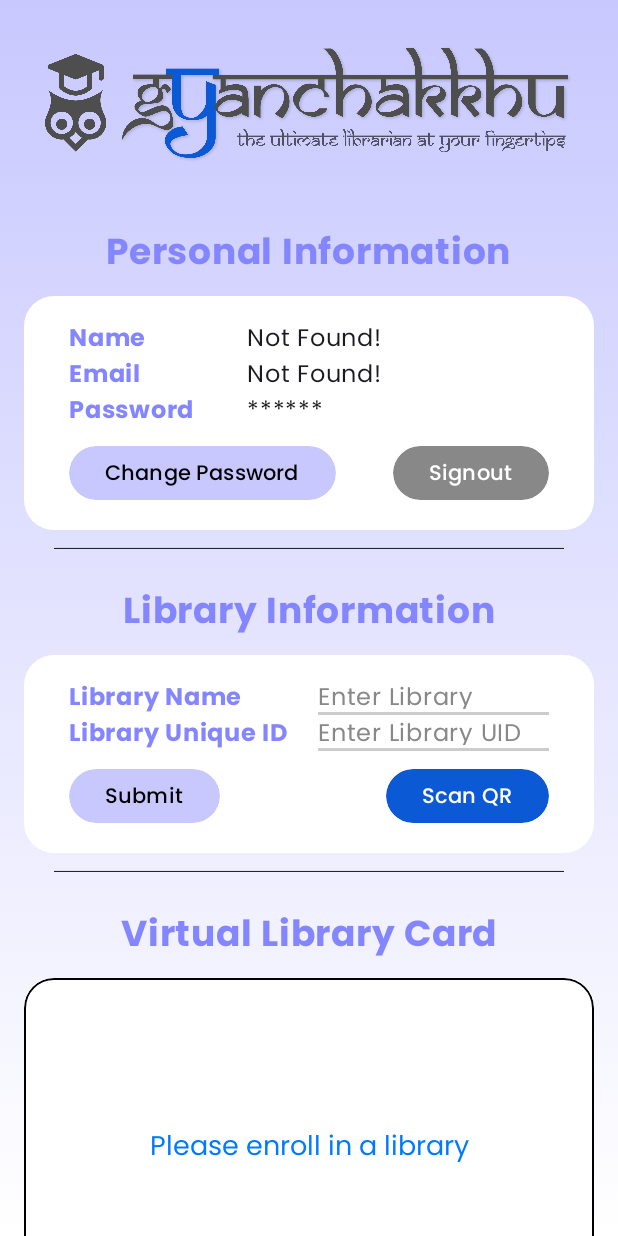
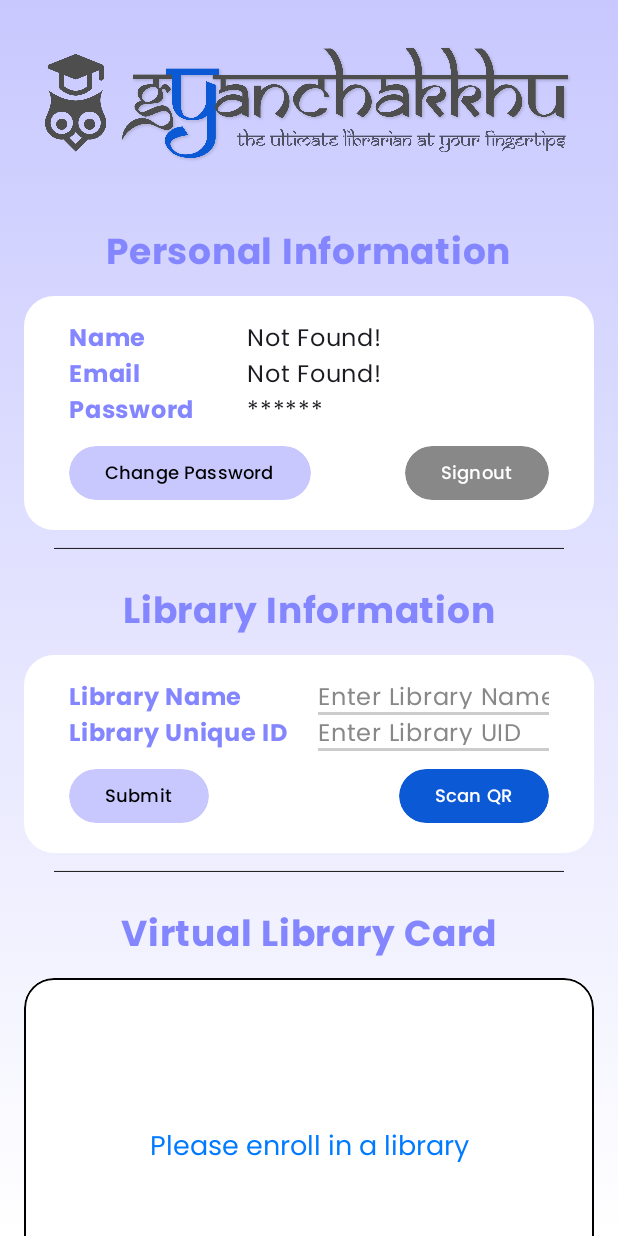
Before and after one commit to sayan0328/Gyanchakkhu-mobile-app, an Android app built with Jetpack Compose: the composable ProfilePage shown on its own in the app's theme, on a phone screen of 412 x 824 dp. Run offline under Robolectric (Android 15) with nearby library versions, the phone set to English and light mode, and no system bars; our stand-ins replace Firebase (no records; nobody signed in at launch, a user with empty details on screens opened directly), livedata-compose; 1 statement that could not run was skipped.

Commit message:
Small changes in functionality

```diff
--- a/Application/app/src/main/java/com/example/gyanchakkhu/screens/Issue.kt
+++ b/Application/app/src/main/java/com/example/gyanchakkhu/screens/Issue.kt
@@ -93,17 +93,16 @@ fun IssuePage(
         painter = painterResource(id = R.drawable.scan_qr_top),
         contentDescription = "Scan QR Top",
     )
-    Spacer(modifier = Modifier.height(56.dp))
+    Spacer(modifier = Modifier.height(12.dp))
     Image(
         painter = painterResource(id = R.drawable.scan_qr_body),
         contentDescription = "Scan QR Body",
         modifier = Modifier
-            .size(200.dp)
             .clickable {
             onClick()
         }
     )
-    Spacer(modifier = Modifier.height(8.dp))
+    Spacer(modifier = Modifier.height(36.dp))
     Column (
         modifier = Modifier
             .height(28.dp)
--- a/Application/app/src/main/java/com/example/gyanchakkhu/screens/Login.kt
+++ b/Application/app/src/main/java/com/example/gyanchakkhu/screens/Login.kt
@@ -1,7 +1,9 @@
 package com.example.gyanchakkhu.screens
 
+import android.app.Activity
 import android.util.Log
 import android.widget.Toast
+import androidx.activity.compose.BackHandler
 import androidx.activity.compose.rememberLauncherForActivityResult
 import androidx.activity.result.contract.ActivityResultContracts
 import androidx.compose.foundation.Image
@@ -80,6 +82,10 @@ fun LoginPage(navController: NavController, authViewModel: AuthViewModel) {
 
     val context = LocalContext.current
     val authState = authViewModel.authState.observeAsState()
+
+    BackHandler {
+        (context as? Activity)?.finish()
+    }
 
 //    val googleSignInLauncher = rememberLauncherForActivityResult(
 //        contract = ActivityResultContracts.StartActivityForResult(),
--- a/Application/app/src/main/java/com/example/gyanchakkhu/screens/Profile.kt
+++ b/Application/app/src/main/java/com/example/gyanchakkhu/screens/Profile.kt
@@ -69,6 +69,7 @@ import kotlin.Float.Companion.POSITIVE_INFINITY
 @Composable
 fun ProfilePage(navController: NavController, authViewModel: AuthViewModel) {
     val context = LocalContext.current
+    val authState = authViewModel.authState.observeAsState()
     val userData by authViewModel.userData.observeAsState()
     val libName by authViewModel.libraryName.observeAsState()
     val isUserEnrolledInLibrary by authViewModel.isEnrolledInLibrary.observeAsState(false)
@@ -91,10 +92,11 @@ fun ProfilePage(navController: NavController, authViewModel: AuthViewModel) {
         end = Offset(0f, POSITIVE_INFINITY)
     )
 
-    val authState = authViewModel.authState.observeAsState()
-    LaunchedEffect(authState.value) {
+    LaunchedEffect(Unit) {
         when (authState.value) {
-            is AuthState.Unauthenticated -> navController.navigate(Routes.login_page)
+            is AuthState.Unauthenticated -> {
+                navController.navigate(Routes.login_page)
+            }
             else -> Unit
         }
     }
@@ -246,6 +248,7 @@ fun ProfilePage(navController: NavController, authViewModel: AuthViewModel) {
                                         text = "Change Password",
                                         color = Color.Black,
                                         fontFamily = poppinsFontFamily,
+                                        fontSize = 12.sp
                                     )
                                 }
                                 Button(
@@ -260,6 +263,7 @@ fun ProfilePage(navController: NavController, authViewModel: AuthViewModel) {
                                         text = "Signout",
                                         color = Color.White,
                                         fontFamily = poppinsFontFamily,
+                                        fontSize = 12.sp
                                     )
                                 }
                             }
@@ -371,6 +375,7 @@ fun ProfilePage(navController: NavController, authViewModel: AuthViewModel) {
                                             text = if (isUserEnrolledInLibrary) "Change Library" else "Submit",
                                             color = if (isUserEnrolledInLibrary) Color.White else Color.Black,
                                             fontFamily = poppinsFontFamily,
+                                            fontSize = 12.sp
                                         )
                                     }
                                     if(!isUserEnrolledInLibrary){
@@ -392,7 +397,8 @@ fun ProfilePage(navController: NavController, authViewModel: AuthViewModel) {
                                             Text(
                                                 text = "Scan QR",
                                                 color = Color.White,
-                                                fontFamily = poppinsFontFamily
+                                                fontFamily = poppinsFontFamily,
+                                                fontSize = 12.sp
                                             )
                                         }
                                     }
--- a/Application/app/src/main/java/com/example/gyanchakkhu/screens/Signup.kt
+++ b/Application/app/src/main/java/com/example/gyanchakkhu/screens/Signup.kt
@@ -1,6 +1,8 @@
 package com.example.gyanchakkhu.screens
 
+import android.app.Activity
 import android.widget.Toast
+import androidx.activity.compose.BackHandler
 import androidx.compose.foundation.Image
 import androidx.compose.foundation.background
 import androidx.compose.foundation.clickable
@@ -75,6 +77,10 @@ fun SignupPage(navController: NavController, authViewModel: AuthViewModel) {
 
     val authState = authViewModel.authState.observeAsState()
     val context = LocalContext.current
+
+    BackHandler {
+        (context as? Activity)?.finish()
+    }
 
     LaunchedEffect(authState.value) {
         when (authState.value) {
--- a/Application/app/src/main/java/com/example/gyanchakkhu/utils/CustomTextField.kt
+++ b/Application/app/src/main/java/com/example/gyanchakkhu/utils/CustomTextField.kt
@@ -1,9 +1,11 @@
 package com.example.gyanchakkhu.utils
 
+import androidx.compose.foundation.horizontalScroll
 import androidx.compose.foundation.layout.Box
 import androidx.compose.foundation.layout.fillMaxWidth
 import androidx.compose.foundation.layout.height
 import androidx.compose.foundation.layout.padding
+import androidx.compose.foundation.rememberScrollState
 import androidx.compose.foundation.text.BasicTextField
 import androidx.compose.foundation.text.KeyboardOptions
 import androidx.compose.material3.Divider
@@ -45,7 +47,8 @@ fun CustomTextField(text: String, onValueChange: (String) -> Unit, label: String
                     Text(
                         text = label,
                         color = Color.Gray,
-                        fontFamily = poppinsFontFamily
+                        fontFamily = poppinsFontFamily,
+                        modifier = Modifier.horizontalScroll(rememberScrollState())
                     )
                 }
                 innerTextField()
--- a/Application/app/src/main/java/com/example/gyanchakkhu/utils/GoToProfile.kt
+++ b/Application/app/src/main/java/com/example/gyanchakkhu/utils/GoToProfile.kt
@@ -38,13 +38,13 @@ fun GoToProfile(
     ) {
         Text(
             text = stringResource(id = R.string.complete_profile),
-            fontSize = 14.sp,
+            fontSize = 12.sp,
             fontFamily = poppinsFontFamily
         )
         Text(
             text = "Goto Profile",
             color = Blue80,
-            fontSize = 14.sp,
+            fontSize = 12.sp,
             fontFamily = poppinsFontFamily,
             modifier = Modifier
                 .clickable {
```
Also changed, not shown: Application/app/src/main/java/com/example/gyanchakkhu/screens/Home.kt (+10 -2 lines), Application/app/src/main/java/com/example/gyanchakkhu/utils/Navigation.kt (+0 -9 lines), Application/app/src/main/res/drawable-nodpi/empty_mind.png, Application/app/src/main/res/drawable-nodpi/scan_qr_body.png.
